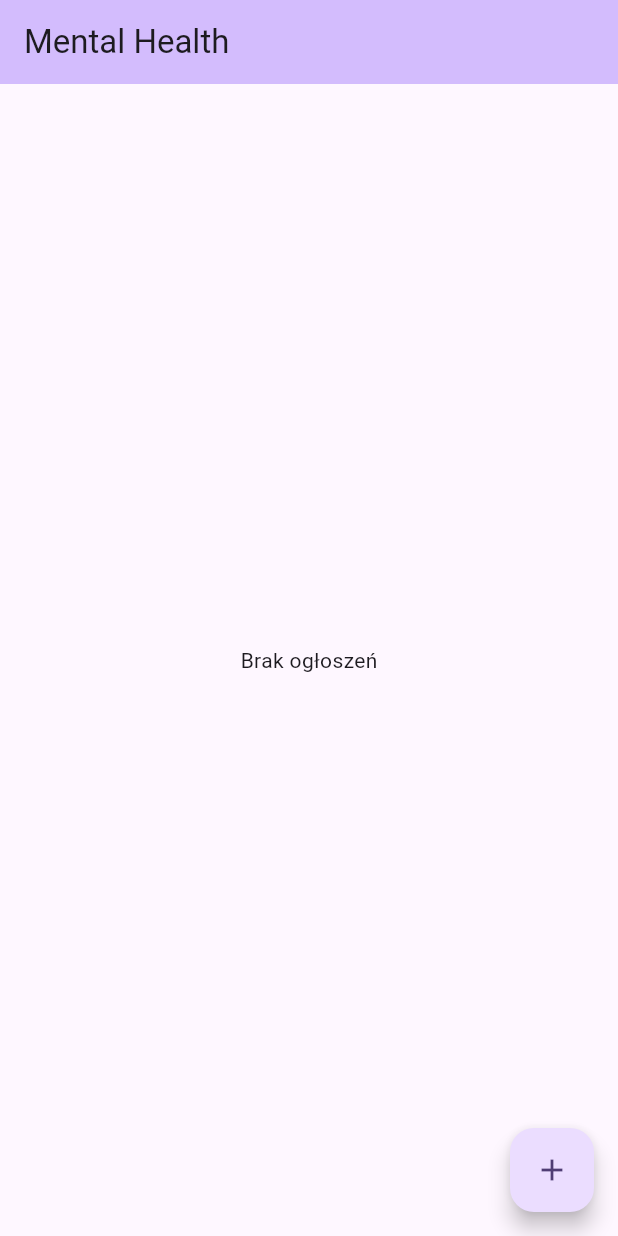
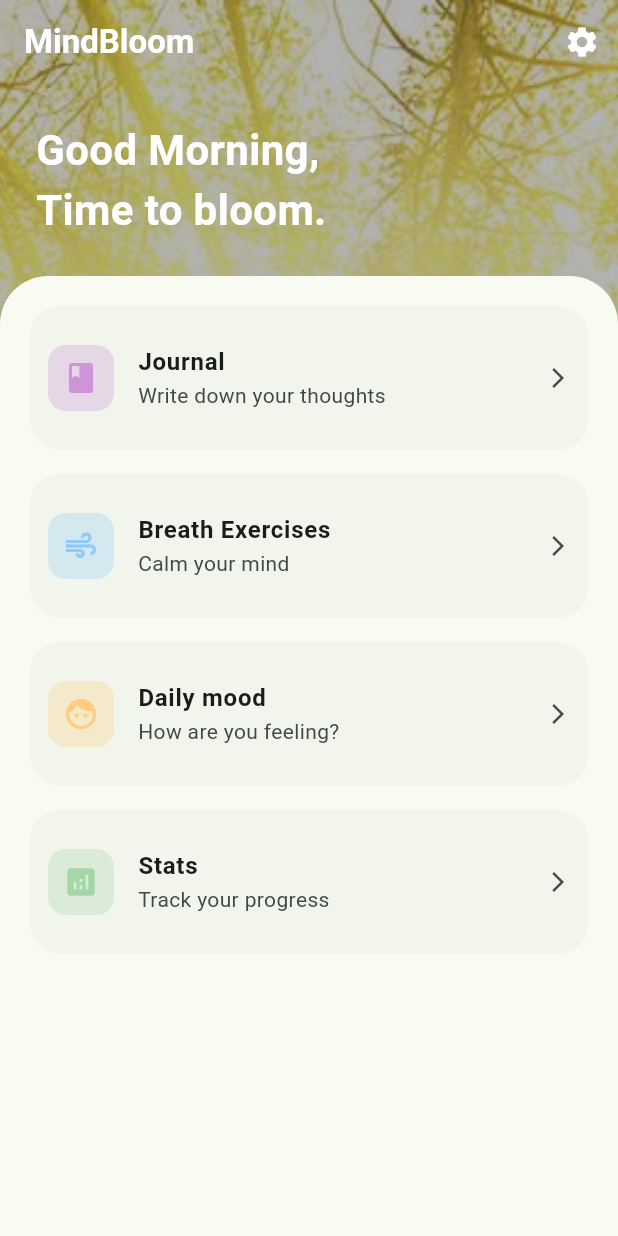
Before and after one commit to VelesW/BIP2026_MindBloom, a Flutter app: the screen it shows after launch, on a phone screen of 412 x 824 dp. Run offline on Flutter 3.47's test engine with Material 3 defaults, Android fonts, the phone set to English and light mode, and no system bars; our stand-ins replace cloud_firestore, equatable, firebase_core, flutter_bloc; accounts and stored records are empty.

Commit message:
Main dashboard impl

```diff
--- /dev/null
+++ b/mindbloom/lib/bloc/home/wellness_home_bloc.dart
@@ -0,0 +1,35 @@
+import 'package:flutter_bloc/flutter_bloc.dart';
+import 'wellness_home_event.dart';
+import 'wellness_home_state.dart';
+
+export 'wellness_home_event.dart';
+export 'wellness_home_state.dart';
+
+class WellnessHomeBloc extends Bloc<WellnessHomeEvent, WellnessHomeState> {
+  WellnessHomeBloc() : super(WellnessHomeInitial()) {
+    on<LoadHomeData>(_onLoadHomeData);
+  }
+
+  void _onLoadHomeData(LoadHomeData event, Emitter<WellnessHomeState> emit) async {
+    emit(WellnessHomeLoading());
+
+    await Future.delayed(const Duration(milliseconds: 500));
+
+    final hour = DateTime.now().hour;
+    String greeting;
+    String imagePath;
+
+    if (hour >= 5 && hour < 12) {
+      greeting = "Good Morning,\nTime to bloom.";
+      imagePath = 'assets/images/wellness_morning.jpg';
+    } else if (hour >= 12 && hour < 18) {
+      greeting = "Good Afternoon,\nStay balanced.";
+      imagePath = 'assets/images/wellness_day.jpg';
+    } else {
+      greeting = "Good Evening,\nUnwind and reflect.";
+      imagePath = 'assets/images/wellness_evening.jpg';
+    }
+
+    emit(WellnessHomeLoaded(greeting: greeting, imageAssetPath: imagePath));
+  }
+}
--- /dev/null
+++ b/mindbloom/lib/bloc/home/wellness_home_event.dart
@@ -0,0 +1,3 @@
+abstract class WellnessHomeEvent {}
+
+class LoadHomeData extends WellnessHomeEvent {}
--- /dev/null
+++ b/mindbloom/lib/bloc/home/wellness_home_state.dart
@@ -0,0 +1,12 @@
+abstract class WellnessHomeState {}
+
+class WellnessHomeInitial extends WellnessHomeState {}
+
+class WellnessHomeLoading extends WellnessHomeState {}
+
+class WellnessHomeLoaded extends WellnessHomeState {
+  final String greeting;
+  final String imageAssetPath;
+
+  WellnessHomeLoaded({required this.greeting, required this.imageAssetPath});
+}
--- a/mindbloom/lib/main.dart
+++ b/mindbloom/lib/main.dart
@@ -1,26 +1,55 @@
 import 'package:flutter/material.dart';
 import 'package:firebase_core/firebase_core.dart';
 import 'package:mindbloom/pages/my_homepage.dart';
+import 'firebase_options.dart';
 
 void main() async {
- WidgetsFlutterBinding.ensureInitialized();
- await Firebase.initializeApp();
- runApp(const MyApp());
+  WidgetsFlutterBinding.ensureInitialized();
+  await Firebase.initializeApp(
+    options: DefaultFirebaseOptions.currentPlatform,
+  );
+  runApp(const MyApp());
 }
 
 class MyApp extends StatelessWidget {
   const MyApp({super.key});
 
-  // This widget is the root of your application.
   @override
   Widget build(BuildContext context) {
+    const brandSeedColor = Colors.green;
+
     return MaterialApp(
-      title: 'MENTAL HEALTH',
+      title: 'MindBloom',
+      debugShowCheckedModeBanner: false,
+
+      // Light Theme
       theme: ThemeData(
+        useMaterial3: true,
+        colorScheme: ColorScheme.fromSeed(
+          seedColor: brandSeedColor,
+          brightness: Brightness.light,
+        ),
+        cardTheme: CardThemeData(
+          elevation: 0,
+          shape: RoundedRectangleBorder(borderRadius: BorderRadius.circular(20)),
+        ),
+      ),
 
-        colorScheme: ColorScheme.fromSeed(seedColor: Colors.deepPurple),
+      // Dark Theme
+      darkTheme: ThemeData(
+        useMaterial3: true,
+        colorScheme: ColorScheme.fromSeed(
+          seedColor: brandSeedColor,
+          brightness: Brightness.dark,
+        ),
+        cardTheme: CardThemeData(
+          elevation: 0,
+          shape: RoundedRectangleBorder(borderRadius: BorderRadius.circular(20)),
+        ),
       ),
-      home: const MyHomePage(title: 'Mental Health'),
+
+      themeMode: ThemeMode.system,
+      home: const MyHomePage(title: 'MindBloom'),
     );
   }
 }
--- a/mindbloom/lib/pages/my_homepage.dart
+++ b/mindbloom/lib/pages/my_homepage.dart
@@ -1,78 +1,149 @@
 import 'package:flutter/material.dart';
-import 'package:mindbloom/pages/create_ad_page.dart';
-import 'package:cloud_firestore/cloud_firestore.dart';
+import 'package:flutter_bloc/flutter_bloc.dart';
+import '../bloc/home/wellness_home_bloc.dart';
 
-class MyHomePage extends StatefulWidget {
+class MyHomePage extends StatelessWidget {
   const MyHomePage({super.key, required this.title});
 
   final String title;
 
   @override
-  State<MyHomePage> createState() => _MyHomePageState();
+  Widget build(BuildContext context) {
+    return BlocProvider(
+      create: (context) => WellnessHomeBloc()..add(LoadHomeData()),
+      child: _MyHomePageView(title: title),
+    );
+  }
 }
 
-class _MyHomePageState extends State<MyHomePage> {
-  int _counter = 0;
+class _MyHomePageView extends StatefulWidget {
+  final String title;
+  const _MyHomePageView({required this.title});
 
-  void _incrementCounter() {
-    Navigator.of(
-       context,
-     ).push(MaterialPageRoute(builder: (_) => const CreateAdPage()));
+  @override
+  State<_MyHomePageView> createState() => _MyHomePageViewState();
+}
+
+class _MyHomePageViewState extends State<_MyHomePageView> with SingleTickerProviderStateMixin {
+  late AnimationController _controller;
+
+  @override
+  void initState() {
+    super.initState();
+    _controller = AnimationController(
+      vsync: this,
+      duration: const Duration(milliseconds: 1000),
+    );
+    _controller.forward();
+  }
+
+  @override
+  void dispose() {
+    _controller.dispose();
+    super.dispose();
   }
 
   @override
   Widget build(BuildContext context) {
+    final bool isDarkMode = Theme.of(context).brightness == Brightness.dark;
 
     return Scaffold(
+      extendBodyBehindAppBar: true,
       appBar: AppBar(
-        backgroundColor: Theme.of(context).colorScheme.inversePrimary,
-        title: Text(widget.title),
+        backgroundColor: Colors.transparent,
+        elevation: 0,
+        title: Text(widget.title,
+          style: const TextStyle(color: Colors.white, fontWeight: FontWeight.bold)
         ),
-
-      body: StreamBuilder<QuerySnapshot>(
-              stream: FirebaseFirestore.instance
-                  .collection('project_ads')
-                  .orderBy('createdAt', descending: true)
-                  .snapshots(),
-
-              builder: (context, snapshot) {
-
-                if (snapshot.connectionState == ConnectionState.waiting) {
+        actions: [
+          IconButton(
+            icon: const Icon(Icons.settings, color: Colors.white),
+            onPressed: () {},
+          ),
+        ],
+      ),
+      body: BlocBuilder<WellnessHomeBloc, WellnessHomeState>(
+        builder: (context, state) {
+          if (state is WellnessHomeLoaded) {
+            return _buildContent(context, state, isDarkMode);
+          }
           return const Center(child: CircularProgressIndicator());
+        },
+      ),
+    );
   }
 
-                       if (snapshot.hasError) {
-                         return Center(child: Text('Błąd: ${snapshot.error}'));
+  Widget _buildContent(BuildContext context, WellnessHomeLoaded state, bool isDarkMode) {
+    return Stack(
+      children: [
+        // Background Image with Dark Overlay
+        Positioned.fill(
+          child: Image.asset(
+            state.imageAssetPath,
+            fit: BoxFit.cover,
+            color: Colors.black.withOpacity(isDarkMode ? 0.6 : 0.3),
+            colorBlendMode: BlendMode.darken,
+          ),
+        ),
+        SafeArea(
+          child: Column(
+            crossAxisAlignment: CrossAxisAlignment.start,
+            children: [
+              Padding(
+                padding: const EdgeInsets.all(24.0),
+                child: Text(
+                  state.greeting,
+                  style: const TextStyle(
+                    color: Colors.white,
+                    fontSize: 28,
+                    fontWeight: FontWeight.bold
+                  ),
+                ),
+              ),
+              Expanded(
+                child: Container(
+                  padding: const EdgeInsets.only(top: 20),
+                  decoration: BoxDecoration(
+                    color: Theme.of(context).scaffoldBackgroundColor,
+                    borderRadius: const BorderRadius.vertical(top: Radius.circular(32)),
+                  ),
+                  child: ListView(
+                    padding: const EdgeInsets.symmetric(horizontal: 20),
+                    children: [
+                      _buildTile(0, 'Journal', 'Write down your thoughts', Icons.book, Colors.purple.shade200),
+                      _buildTile(1, 'Breath Exercises', 'Calm your mind', Icons.air, Colors.blue.shade200),
+                      _buildTile(2, 'Daily mood', 'How are you feeling?', Icons.face, Colors.orange.shade200),
+                      _buildTile(3, 'Stats', 'Track your progress', Icons.analytics, Colors.green.shade200),
+                    ],
+                  ),
+                ),
+              ),
+            ],
+          ),
+        ),
+      ],
+    );
   }
 
-                   final docs = snapshot.data?.docs ?? [];
-
-                       if (docs.isEmpty) {
-                         return const Center(child: Text('Brak ogłoszeń'));
-                       }
-
-                       return ListView.builder(
-                          itemCount: docs.length,
-                          itemBuilder: (context, index) {
-                            final data = docs[index].data() as Map<String, dynamic>;
-
-                            return Card(
-                              margin: const EdgeInsets.symmetric(horizontal: 12, vertical: 6),
+  Widget _buildTile(int index, String title, String sub, IconData icon, Color iconBg) {
+    return FadeTransition(
+      opacity: _controller.drive(CurveTween(curve: Interval(0.2 + (index * 0.1), 1.0))),
+      child: Card(
+        margin: const EdgeInsets.only(bottom: 16),
+        shape: RoundedRectangleBorder(borderRadius: BorderRadius.circular(20)),
         child: ListTile(
-                                title: Text(data['title'] ?? ''),
-                                subtitle: Text(data['description'] ?? ''),
+          contentPadding: const EdgeInsets.all(12),
+          leading: Container(
+            padding: const EdgeInsets.all(10),
+            decoration: BoxDecoration(color: iconBg.withOpacity(0.3), borderRadius: BorderRadius.circular(12)),
+            child: Icon(icon, color: iconBg),
           ),
-                            );
-                          },
-                        );
-              },
+          title: Text(title, style: const TextStyle(fontWeight: FontWeight.bold)),
+          subtitle: Text(sub),
+          trailing: const Icon(Icons.arrow_forward_ios, size: 16),
+          onTap: () {},
         ),
-
-      floatingActionButton: FloatingActionButton(
-        onPressed: _incrementCounter,
-        tooltip: 'Increment',
-        child: const Icon(Icons.add),
-      ), // This trailing comma makes auto-formatting nicer for build methods.
+      ),
     );
   }
 }
--- a/mindbloom/pubspec.yaml
+++ b/mindbloom/pubspec.yaml
@@ -64,9 +64,8 @@ flutter:
   uses-material-design: true
 
   # To add assets to your application, add an assets section, like this:
-  # assets:
-  #   - images/a_dot_burr.jpeg
-  #   - images/a_dot_ham.jpeg
+  assets:
+    - assets/images/
 
   # An image asset can refer to one or more resolution-specific "variants", see
   # https://flutter.dev/to/resolution-aware-images
```
Also changed, not shown: mindbloom/assets/images/364928359.jpg (added), mindbloom/assets/images/wellness_day.jpg (added), mindbloom/assets/images/wellness_morning.jpg (added). Lines whose indentation alone changed are shown as unchanged.
